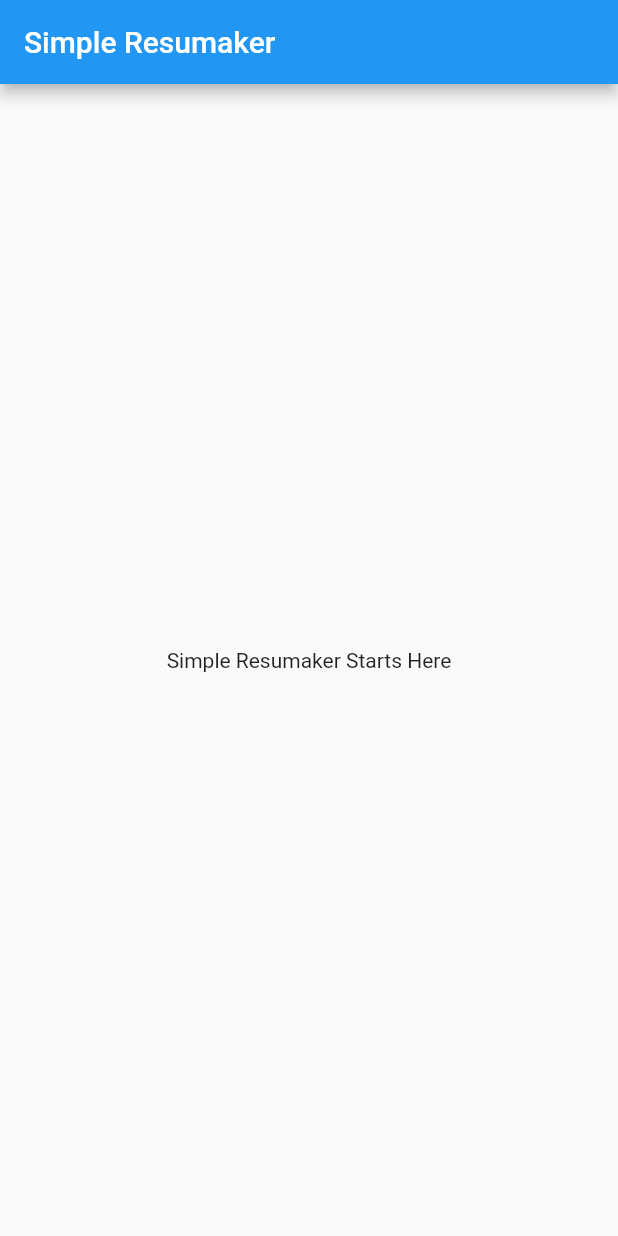
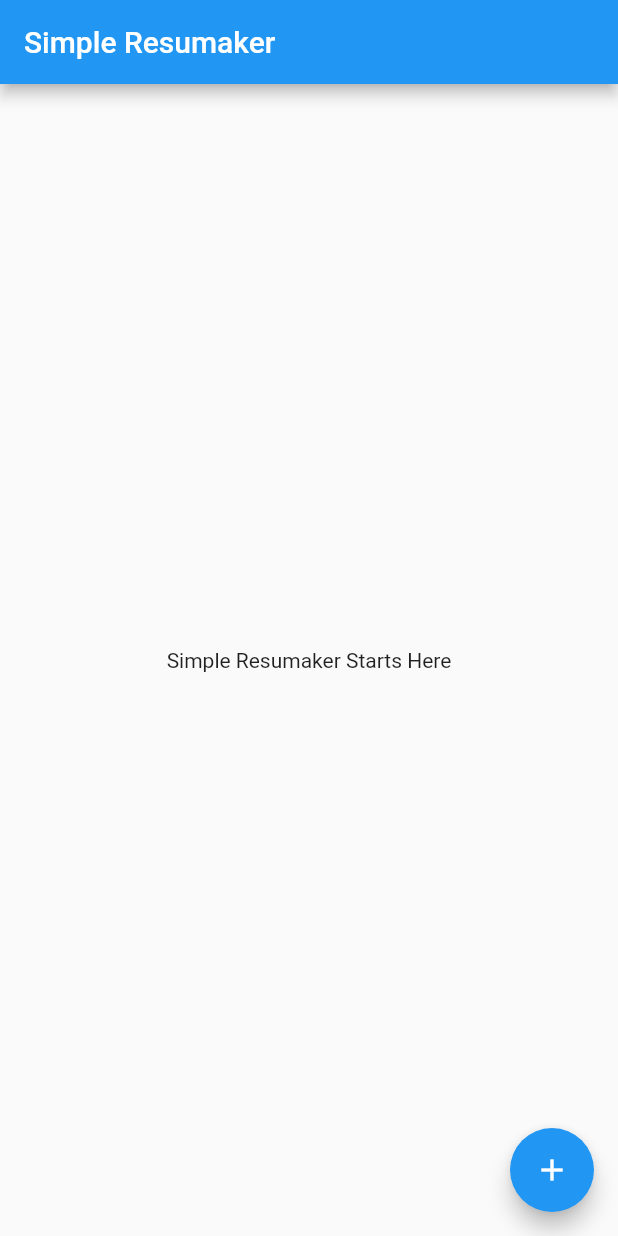
Before and after one commit to nokunoku1234/our_score, a Flutter app: the screen it shows after launch, on a phone screen of 412 x 824 dp. Run offline on Flutter 3.47's test engine with Material 2 defaults, Android fonts, the phone set to English and light mode, and no system bars.

Commit message:
Add PDFレイアウト作成

```diff
--- a/lib/main.dart
+++ b/lib/main.dart
@@ -1,4 +1,5 @@
 import 'package:flutter/material.dart';
+import 'package:simple_resumaker/pages/add_pdf_page.dart';
 
 void main() => runApp(MyApp());
 
@@ -48,6 +49,13 @@ class _MyHomePageState extends State<MyHomePage> {
           ],
         ),
       ),
+      floatingActionButton: FloatingActionButton(
+        onPressed: () {
+          Navigator.push(context, MaterialPageRoute(builder: (context) => AddPdfPage()));
+        },
+        tooltip: 'Increment',
+        child: Icon(Icons.add),
+      ),
     );
   }
 }
```
Also changed, not shown: lib/pages/add_pdf_page.dart (added, +36 -0 lines), pubspec.yaml (+7 -6 lines), lib/pages/create_pdf.dart (added), pubspec.lock, 4 other files.
